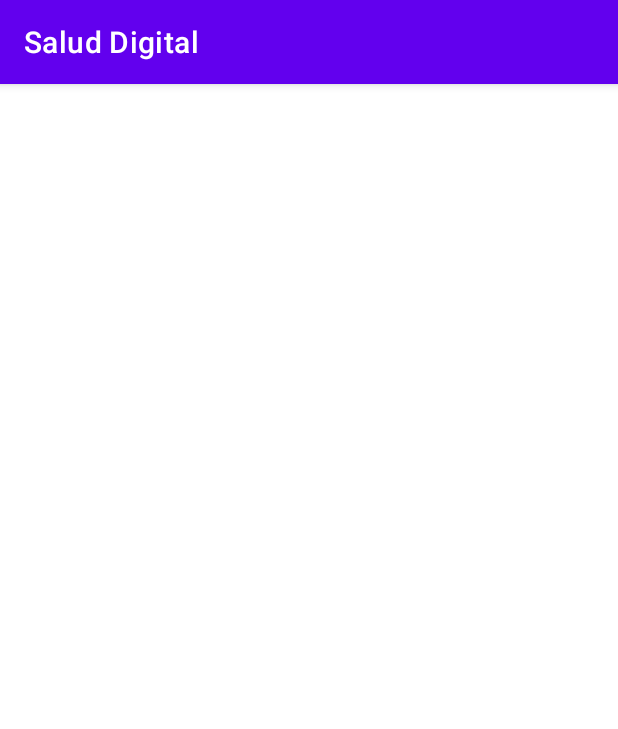
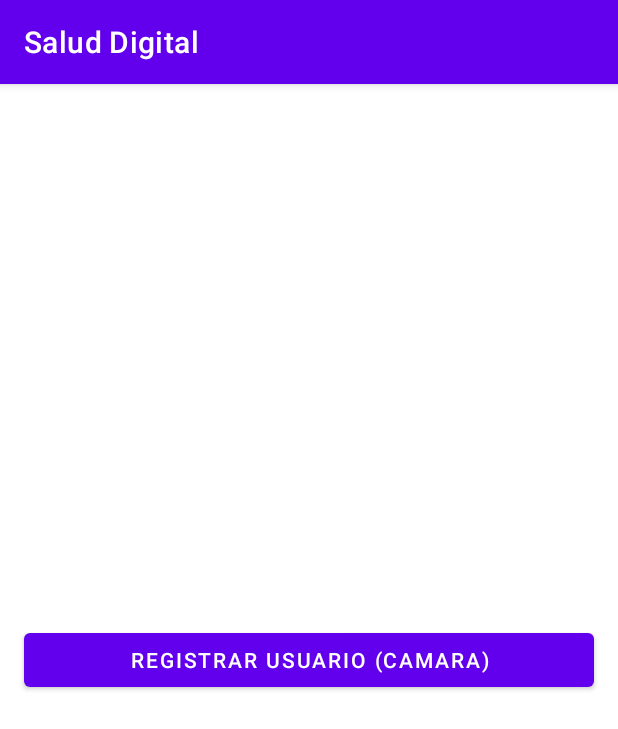
Before and after one commit to mcastilloh/SaludDigital, an Android app: the Menu_principal screen opened directly, with no data from a screen before it, on a phone screen of 412 x 824 dp. Shown: the top 729 px of the screen. Run offline under Robolectric (Android 15) with nearby library versions, the phone set to English and light mode, and no system bars.

Commit message:
menu principal

```diff
--- a/app/src/main/java/fia/ues/saluddigital/Menu_principal.java
+++ b/app/src/main/java/fia/ues/saluddigital/Menu_principal.java
@@ -2,13 +2,26 @@ package fia.ues.saluddigital;
 
 import androidx.appcompat.app.AppCompatActivity;
 
+import android.content.Intent;
 import android.os.Bundle;
+import android.view.View;
+import android.widget.Button;
+
+import fia.ues.saluddigital.Usuario.RegistroUsuario;
 
 public class Menu_principal extends AppCompatActivity {
-
+    Button btn_registrarUsuario;
     @Override
     protected void onCreate(Bundle savedInstanceState) {
         super.onCreate(savedInstanceState);
         setContentView(R.layout.activity_menu_principal);
+        btn_registrarUsuario = findViewById(R.id.btn_regUs);
+        btn_registrarUsuario.setOnClickListener(new View.OnClickListener() {
+            @Override
+            public void onClick(View v) {
+                Intent registrarUs = new Intent(Menu_principal.this, RegistroUsuario.class);
+                startActivity(registrarUs);
+            }
+        });
     }
 }
--- a/app/src/main/res/layout/activity_menu_principal.xml
+++ b/app/src/main/res/layout/activity_menu_principal.xml
@@ -6,4 +6,26 @@
     android:layout_height="match_parent"
     tools:context=".Menu_principal">
 
+    <ScrollView
+        android:layout_width="match_parent"
+        android:layout_height="wrap_content"
+        app:layout_constraintBottom_toBottomOf="parent"
+        app:layout_constraintEnd_toEndOf="parent"
+        app:layout_constraintStart_toStartOf="parent"
+        app:layout_constraintTop_toTopOf="parent">
+
+        <LinearLayout
+            android:layout_width="match_parent"
+            android:layout_height="wrap_content"
+            android:orientation="vertical">
+            <Button
+                android:id="@+id/btn_regUs"
+                android:layout_width="match_parent"
+                android:layout_height="match_parent"
+                android:layout_gravity="right"
+                android:layout_marginHorizontal="16dp"
+                android:text="@string/btn_reg_us"></Button>
+        </LinearLayout>
+    </ScrollView>
+
 </androidx.constraintlayout.widget.ConstraintLayout>
--- a/app/src/main/res/values/strings.xml
+++ b/app/src/main/res/values/strings.xml
@@ -5,7 +5,7 @@
     <string name="contrasenia">Contraseña</string>
     <string name="hint_contrasenia">Digite su contraseña</string>
     <string name="btn_login">Iniciar sesion</string>
-    <string name="btn_reg_us">Registrar Usuario</string>
+    <string name="btn_reg_us">Registrar Usuario (Camara)</string>
     <string name="reg_usuarios">Registro de usuarios</string>
     <string name="usuario_nuevo">Registre nuevo usuario</string>
     <string name="htn_nuevo_usuario">Digite nombre de usuario</string>
```
Also changed, not shown: app/src/main/java/fia/ues/saluddigital/MainActivity.java (+0 -23 lines).
